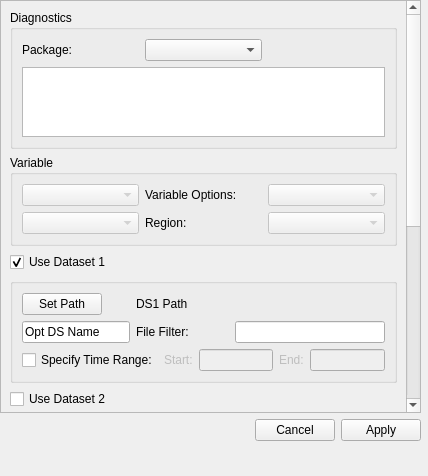
Before: the Qt Designer form vistrails/gui/uvcdat/diagnosticsDockWidget.ui in CDAT/VisTrails, drawn with Qt 5.
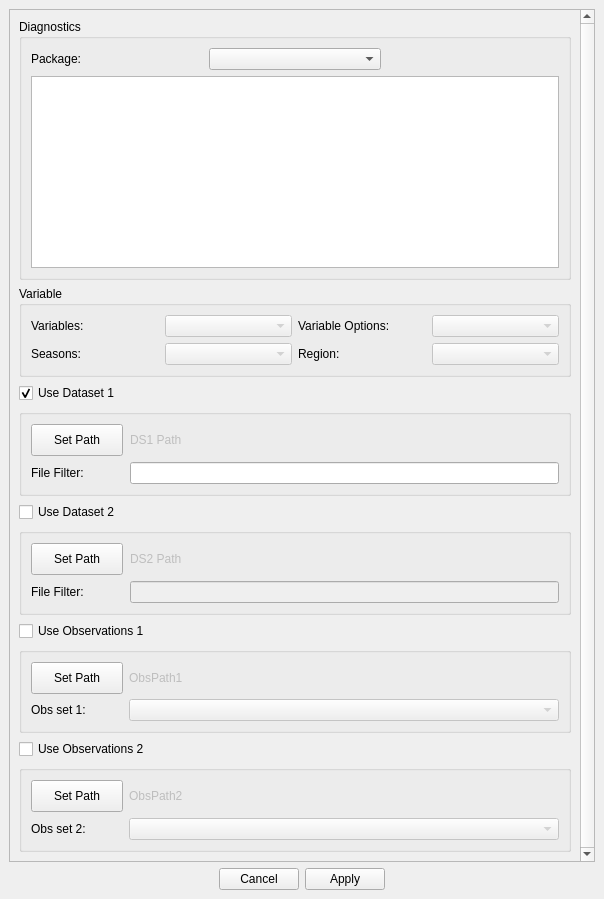
After: the same form once the commit is applied.

Commit message: Carla's changes to make GUI better

```diff
--- a/vistrails/gui/uvcdat/diagnosticsDockWidget.ui
+++ b/vistrails/gui/uvcdat/diagnosticsDockWidget.ui
@@ -6,25 +6,16 @@
    <rect>
     <x>0</x>
     <y>0</y>
-    <width>428</width>
-    <height>476</height>
+    <width>604</width>
+    <height>899</height>
    </rect>
   </property>
   <property name="windowTitle">
    <string>Diagnostics</string>
   </property>
   <widget class="QWidget" name="dockWidgetContents">
-   <widget class="QWidget" name="layoutWidget">
-    <property name="geometry">
-     <rect>
-      <x>0</x>
-      <y>0</y>
-      <width>421</width>
-      <height>441</height>
-     </rect>
-    </property>
-    <layout class="QVBoxLayout" name="mainLayout">
-     <item>
+   <layout class="QGridLayout" name="gridLayout">
+    <item row="0" column="0">
       <widget class="QScrollArea" name="scrollArea">
        <property name="verticalScrollBarPolicy">
         <enum>Qt::ScrollBarAlwaysOn</enum>
@@ -38,10 +29,10 @@
        <widget class="QWidget" name="scrollAreaWidgetContents">
         <property name="geometry">
          <rect>
-          <x>-1</x>
+         <x>0</x>
           <y>0</y>
-          <width>393</width>
-          <height>853</height>
+         <width>563</width>
+         <height>817</height>
          </rect>
         </property>
         <layout class="QVBoxLayout" name="verticalLayout_2">
@@ -97,15 +88,61 @@
            <property name="title">
             <string>Variable</string>
            </property>
-           <layout class="QGridLayout" name="varGridLayout">
+          <layout class="QGridLayout" name="gridLayout_6">
+           <item row="0" column="0">
+            <layout class="QGridLayout" name="gridLayout_4">
+             <item row="0" column="0">
+              <widget class="QLabel" name="VarOptionsLabel_2">
+               <property name="text">
+                <string>Variables:</string>
+               </property>
+               <property name="alignment">
+                <set>Qt::AlignLeading|Qt::AlignLeft|Qt::AlignVCenter</set>
+               </property>
+              </widget>
+             </item>
             <item row="0" column="1">
+              <widget class="QComboBox" name="comboBoxVar">
+               <property name="enabled">
+                <bool>false</bool>
+               </property>
+              </widget>
+             </item>
+             <item row="1" column="0">
+              <widget class="QLabel" name="RegionLabel_2">
+               <property name="layoutDirection">
+                <enum>Qt::LeftToRight</enum>
+               </property>
+               <property name="text">
+                <string>Seasons:</string>
+               </property>
+               <property name="alignment">
+                <set>Qt::AlignLeading|Qt::AlignLeft|Qt::AlignVCenter</set>
+               </property>
+              </widget>
+             </item>
+             <item row="1" column="1">
+              <widget class="QComboBox" name="comboBoxSeason">
+               <property name="enabled">
+                <bool>false</bool>
+               </property>
+              </widget>
+             </item>
+            </layout>
+           </item>
+           <item row="0" column="1">
+            <layout class="QGridLayout" name="gridLayout_5">
+             <item row="0" column="0">
              <widget class="QLabel" name="VarOptionsLabel">
               <property name="text">
                <string>Variable Options:</string>
               </property>
-             </widget>
-            </item>
-            <item row="0" column="2">
+               <property name="alignment">
+                <set>Qt::AlignLeading|Qt::AlignLeft|Qt::AlignVCenter</set>
+               </property>
+              </widget>
+             </item>
+             <item row="0" column="1">
              <widget class="QComboBox" name="comboBoxAux">
               <property name="enabled">
                <bool>false</bool>
@@ -118,21 +155,7 @@
               </property>
              </widget>
             </item>
-            <item row="0" column="0">
-             <widget class="QComboBox" name="comboBoxVar">
-              <property name="enabled">
-               <bool>false</bool>
-              </property>
-             </widget>
-            </item>
             <item row="1" column="0">
-             <widget class="QComboBox" name="comboBoxSeason">
-              <property name="enabled">
-               <bool>false</bool>
-              </property>
-             </widget>
-            </item>
-            <item row="1" column="1">
              <widget class="QLabel" name="RegionLabel">
               <property name="layoutDirection">
                <enum>Qt::LeftToRight</enum>
@@ -140,9 +163,12 @@
               <property name="text">
                <string>Region:</string>
               </property>
-             </widget>
-            </item>
-            <item row="1" column="2">
+               <property name="alignment">
+                <set>Qt::AlignLeading|Qt::AlignLeft|Qt::AlignVCenter</set>
+               </property>
+              </widget>
+             </item>
+             <item row="1" column="1">
              <widget class="QComboBox" name="comboBoxRegion">
               <property name="enabled">
                <bool>false</bool>
@@ -150,6 +176,8 @@
              </widget>
             </item>
            </layout>
+           </item>
+          </layout>
           </widget>
          </item>
          <item>
@@ -185,22 +213,6 @@
              </widget>
             </item>
             <item row="2" column="0">
-             <widget class="QLineEdit" name="DS1ShortnameEdit">
-              <property name="enabled">
-               <bool>true</bool>
-              </property>
-              <property name="sizePolicy">
-               <sizepolicy hsizetype="Minimum" vsizetype="Fixed">
-                <horstretch>0</horstretch>
-                <verstretch>0</verstretch>
-               </sizepolicy>
-              </property>
-              <property name="text">
-               <string>Opt DS Name</string>
-              </property>
-             </widget>
-            </item>
-            <item row="2" column="1">
              <widget class="QLabel" name="DS1FilterLabel">
               <property name="minimumSize">
                <size>
@@ -213,81 +225,38 @@
               </property>
              </widget>
             </item>
-            <item row="2" column="2">
+           <item row="1" column="0">
+            <widget class="QPushButton" name="pickDS1Path">
+             <property name="sizePolicy">
+              <sizepolicy hsizetype="Fixed" vsizetype="Fixed">
+               <horstretch>0</horstretch>
+               <verstretch>0</verstretch>
+              </sizepolicy>
+             </property>
+             <property name="minimumSize">
+              <size>
+               <width>92</width>
+               <height>32</height>
+              </size>
+             </property>
+             <property name="text">
+              <string>Set Path</string>
+             </property>
+            </widget>
+           </item>
+           <item row="2" column="1">
              <widget class="QLineEdit" name="DS1FilterEdit"/>
             </item>
-            <item row="1" column="1" colspan="2">
+           <item row="1" column="1">
              <widget class="QLabel" name="DS1PathLabel">
+             <property name="enabled">
+              <bool>false</bool>
+             </property>
               <property name="text">
                <string>DS1 Path</string>
               </property>
              </widget>
             </item>
-            <item row="3" column="0" colspan="3">
-             <layout class="QGridLayout" name="DS1TimeGrid">
-              <item row="0" column="0">
-               <widget class="QCheckBox" name="DS1TimeRangeCheck">
-                <property name="enabled">
-                 <bool>true</bool>
-                </property>
-                <property name="text">
-                 <string>Specify Time Range:</string>
-                </property>
-               </widget>
-              </item>
-              <item row="0" column="1">
-               <layout class="QHBoxLayout" name="StartYear1HBox">
-                <item>
-                 <widget class="QLabel" name="DS1StartLabel">
-                  <property name="enabled">
-                   <bool>false</bool>
-                  </property>
-                  <property name="text">
-                   <string>Start:</string>
-                  </property>
-                 </widget>
-                </item>
-                <item>
-                 <widget class="QLineEdit" name="DS1StartEdit">
-                  <property name="enabled">
-                   <bool>false</bool>
-                  </property>
-                  <property name="sizePolicy">
-                   <sizepolicy hsizetype="Preferred" vsizetype="Fixed">
-                    <horstretch>0</horstretch>
-                    <verstretch>0</verstretch>
-                   </sizepolicy>
-                  </property>
-                 </widget>
-                </item>
-               </layout>
-              </item>
-              <item row="0" column="2">
-               <layout class="QHBoxLayout" name="EndYear1HBox">
-                <item>
-                 <widget class="QLabel" name="DS1EndLabel">
-                  <property name="enabled">
-                   <bool>false</bool>
-                  </property>
-                  <property name="text">
-                   <string>End:</string>
-                  </property>
-                 </widget>
-                </item>
-                <item>
-                 <widget class="QLineEdit" name="DS1EndEdit">
-                  <property name="enabled">
-                   <bool>false</bool>
-                  </property>
-                  <property name="text">
-                   <string/>
-                  </property>
-                 </widget>
-                </item>
-               </layout>
-              </item>
-             </layout>
-            </item>
            </layout>
           </widget>
          </item>
@@ -313,123 +282,6 @@
             <bool>false</bool>
            </property>
            <layout class="QGridLayout" name="DS2GridLayout">
-            <item row="1" column="0">
-             <widget class="QPushButton" name="pickDS2Path">
-              <property name="enabled">
-               <bool>true</bool>
-              </property>
-              <property name="sizePolicy">
-               <sizepolicy hsizetype="Fixed" vsizetype="Fixed">
-                <horstretch>0</horstretch>
-                <verstretch>0</verstretch>
-               </sizepolicy>
-              </property>
-              <property name="text">
-               <string>Set Path</string>
-              </property>
-             </widget>
-            </item>
-            <item row="1" column="1" colspan="2">
-             <widget class="QLabel" name="DS2PathLabel">
-              <property name="text">
-               <string>DS2 Path</string>
-              </property>
-             </widget>
-            </item>
-            <item row="3" column="1">
-             <widget class="QLabel" name="DS2FilterLabel">
-              <property name="minimumSize">
-               <size>
-                <width>93</width>
-                <height>0</height>
-               </size>
-              </property>
-              <property name="text">
-               <string>File Filter:</string>
-              </property>
-             </widget>
-            </item>
-            <item row="5" column="0" colspan="3">
-             <layout class="QGridLayout" name="DS2TimeGrid">
-              <item row="0" column="0">
-               <widget class="QCheckBox" name="DS2TimeRangeCheck">
-                <property name="enabled">
-                 <bool>false</bool>
-                </property>
-                <property name="text">
-                 <string>Specify Time Range:</string>
-                </property>
-               </widget>
-              </item>
-              <item row="0" column="1">
-               <layout class="QHBoxLayout" name="StartYear2HBox">
-                <item>
-                 <widget class="QLabel" name="DS2StartLabel">
-                  <property name="enabled">
-                   <bool>false</bool>
-                  </property>
-                  <property name="text">
-                   <string>Start:</string>
-                  </property>
-                 </widget>
-                </item>
-                <item>
-                 <widget class="QLineEdit" name="DS2StartEdit">
-                  <property name="enabled">
-                   <bool>false</bool>
-                  </property>
-                  <property name="sizePolicy">
-                   <sizepolicy hsizetype="Preferred" vsizetype="Fixed">
-                    <horstretch>0</horstretch>
-                    <verstretch>0</verstretch>
-                   </sizepolicy>
-                  </property>
-                 </widget>
-                </item>
-               </layout>
-              </item>
-              <item row="0" column="2">
-               <layout class="QHBoxLayout" name="EndYear2HBox">
-                <item>
-                 <widget class="QLabel" name="DS2EndLabel">
-                  <property name="enabled">
-                   <bool>false</bool>
-                  </property>
-                  <property name="text">
-                   <string>End:</string>
-                  </property>
-                 </widget>
-                </item>
-                <item>
-                 <widget class="QLineEdit" name="DS2EndEdit">
-                  <property name="enabled">
-                   <bool>false</bool>
-                  </property>
-                  <property name="text">
-                   <string/>
-                  </property>
-                 </widget>
-                </item>
-               </layout>
-              </item>
-             </layout>
-            </item>
-            <item row="3" column="0">
-             <widget class="QLineEdit" name="DS2ShortnameEdit">
-              <property name="enabled">
-               <bool>false</bool>
-              </property>
-              <property name="sizePolicy">
-               <sizepolicy hsizetype="Minimum" vsizetype="Fixed">
-                <horstretch>0</horstretch>
-                <verstretch>0</verstretch>
-               </sizepolicy>
-              </property>
-              <property name="text">
-               <string>Optional Shortname</string>
-              </property>
-             </widget>
-            </item>
             <item row="3" column="2">
              <widget class="QLineEdit" name="DS2FilterEdit">
               <property name="enabled">
@@ -440,6 +292,51 @@
               </property>
              </widget>
             </item>
+           <item row="1" column="0">
+            <widget class="QPushButton" name="pickDS2Path">
+             <property name="enabled">
+              <bool>true</bool>
+             </property>
+             <property name="sizePolicy">
+              <sizepolicy hsizetype="Fixed" vsizetype="Fixed">
+               <horstretch>0</horstretch>
+               <verstretch>0</verstretch>
+              </sizepolicy>
+             </property>
+             <property name="minimumSize">
+              <size>
+               <width>92</width>
+               <height>32</height>
+              </size>
+             </property>
+             <property name="text">
+              <string>Set Path</string>
+             </property>
+            </widget>
+           </item>
+           <item row="3" column="0">
+            <widget class="QLabel" name="DS2FilterLabel">
+             <property name="minimumSize">
+              <size>
+               <width>93</width>
+               <height>0</height>
+              </size>
+             </property>
+             <property name="text">
+              <string>File Filter:</string>
+             </property>
+            </widget>
+           </item>
+           <item row="1" column="2">
+            <widget class="QLabel" name="DS2PathLabel">
+             <property name="enabled">
+              <bool>false</bool>
+             </property>
+             <property name="text">
+              <string>DS2 Path</string>
+             </property>
+            </widget>
+           </item>
            </layout>
           </widget>
          </item>
@@ -455,6 +352,15 @@
          </item>
          <item>
           <widget class="QGroupBox" name="obs1GroupBox">
+          <property name="enabled">
+           <bool>true</bool>
+          </property>
+          <property name="minimumSize">
+           <size>
+            <width>0</width>
+            <height>81</height>
+           </size>
+          </property>
            <property name="title">
             <string/>
            </property>
@@ -468,7 +374,7 @@
             <item row="0" column="0">
              <widget class="QPushButton" name="pickObs1Path">
               <property name="enabled">
-               <bool>false</bool>
+              <bool>true</bool>
               </property>
               <property name="sizePolicy">
                <sizepolicy hsizetype="Fixed" vsizetype="Fixed">
@@ -476,12 +382,24 @@
                 <verstretch>0</verstretch>
                </sizepolicy>
               </property>
+             <property name="minimumSize">
+              <size>
+               <width>92</width>
+               <height>32</height>
+              </size>
+             </property>
+             <property name="maximumSize">
+              <size>
+               <width>92</width>
+               <height>16777215</height>
+              </size>
+             </property>
               <property name="text">
                <string>Set Path</string>
               </property>
              </widget>
             </item>
-            <item row="0" column="1" colspan="2">
+           <item row="0" column="1">
              <widget class="QLabel" name="obs1PathLabel">
               <property name="enabled">
                <bool>false</bool>
@@ -492,26 +410,16 @@
              </widget>
             </item>
             <item row="1" column="0">
-             <widget class="QCheckBox" name="obs1TranslateCheck">
-              <property name="enabled">
-               <bool>false</bool>
-              </property>
-              <property name="text">
-               <string>Translate Var Names</string>
-              </property>
-             </widget>
-            </item>
-            <item row="1" column="2">
-             <widget class="QComboBox" name="comboBoxObservation1">
-              <property name="enabled">
-               <bool>false</bool>
-              </property>
-             </widget>
-            </item>
-            <item row="1" column="1">
              <widget class="QLabel" name="Obs1Label">
               <property name="text">
-               <string>Obs set 1:</string>
+              <string>Obs set 1:     </string>
+             </property>
+            </widget>
+           </item>
+           <item row="1" column="1">
+            <widget class="QComboBox" name="comboBoxObservation1">
+             <property name="enabled">
+              <bool>false</bool>
               </property>
              </widget>
             </item>
@@ -533,6 +441,12 @@
            <property name="enabled">
             <bool>true</bool>
            </property>
+          <property name="minimumSize">
+           <size>
+            <width>0</width>
+            <height>81</height>
+           </size>
+          </property>
            <property name="title">
             <string/>
            </property>
@@ -546,7 +460,7 @@
             <item row="0" column="0">
              <widget class="QPushButton" name="pickObs2Path">
               <property name="enabled">
-               <bool>false</bool>
+              <bool>true</bool>
               </property>
               <property name="sizePolicy">
                <sizepolicy hsizetype="Fixed" vsizetype="Fixed">
@@ -554,22 +468,24 @@
                 <verstretch>0</verstretch>
                </sizepolicy>
               </property>
+             <property name="minimumSize">
+              <size>
+               <width>92</width>
+               <height>32</height>
+              </size>
+             </property>
+             <property name="maximumSize">
+              <size>
+               <width>92</width>
+               <height>16777215</height>
+              </size>
+             </property>
               <property name="text">
                <string>Set Path</string>
               </property>
              </widget>
             </item>
-            <item row="1" column="0">
-             <widget class="QCheckBox" name="obs2TranslateCheck">
-              <property name="enabled">
-               <bool>false</bool>
-              </property>
-              <property name="text">
-               <string>Translate Var Names</string>
-              </property>
-             </widget>
-            </item>
-            <item row="0" column="1" colspan="2">
+           <item row="0" column="1">
              <widget class="QLabel" name="obs2PathLabel">
               <property name="enabled">
                <bool>false</bool>
@@ -579,20 +495,20 @@
               </property>
              </widget>
             </item>
-            <item row="1" column="2">
-             <widget class="QComboBox" name="comboBoxObservation2">
-              <property name="enabled">
-               <bool>false</bool>
-              </property>
-             </widget>
-            </item>
-            <item row="1" column="1">
+           <item row="1" column="0">
              <widget class="QLabel" name="label">
               <property name="text">
                <string>Obs set 2:</string>
               </property>
              </widget>
             </item>
+           <item row="1" column="1">
+            <widget class="QComboBox" name="comboBoxObservation2">
+             <property name="enabled">
+              <bool>false</bool>
+             </property>
+            </widget>
+           </item>
            </layout>
           </widget>
          </item>
@@ -600,15 +516,26 @@
        </widget>
       </widget>
      </item>
-     <item>
+    <item row="1" column="0">
       <widget class="QDialogButtonBox" name="buttonBox">
+      <property name="sizePolicy">
+       <sizepolicy hsizetype="Preferred" vsizetype="Fixed">
+        <horstretch>0</horstretch>
+        <verstretch>0</verstretch>
+       </sizepolicy>
+      </property>
+      <property name="cursor">
+       <cursorShape>ArrowCursor</cursorShape>
+      </property>
        <property name="standardButtons">
         <set>QDialogButtonBox::Apply|QDialogButtonBox::Cancel</set>
        </property>
+      <property name="centerButtons">
+       <bool>true</bool>
+      </property>
       </widget>
      </item>
     </layout>
-   </widget>
   </widget>
  </widget>
  <resources/>
```
Left out of the diff: 17 changed lines with no effect on the pictures. Lines whose indentation alone changed are shown as unchanged. The commit also changes 2 other files.
